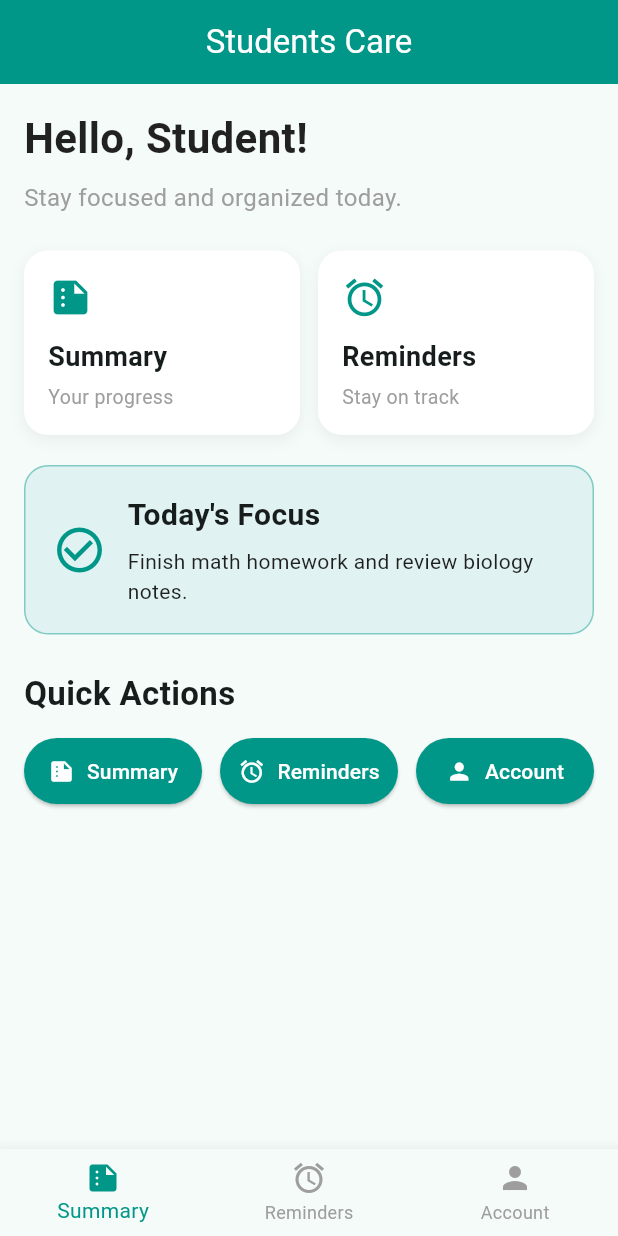
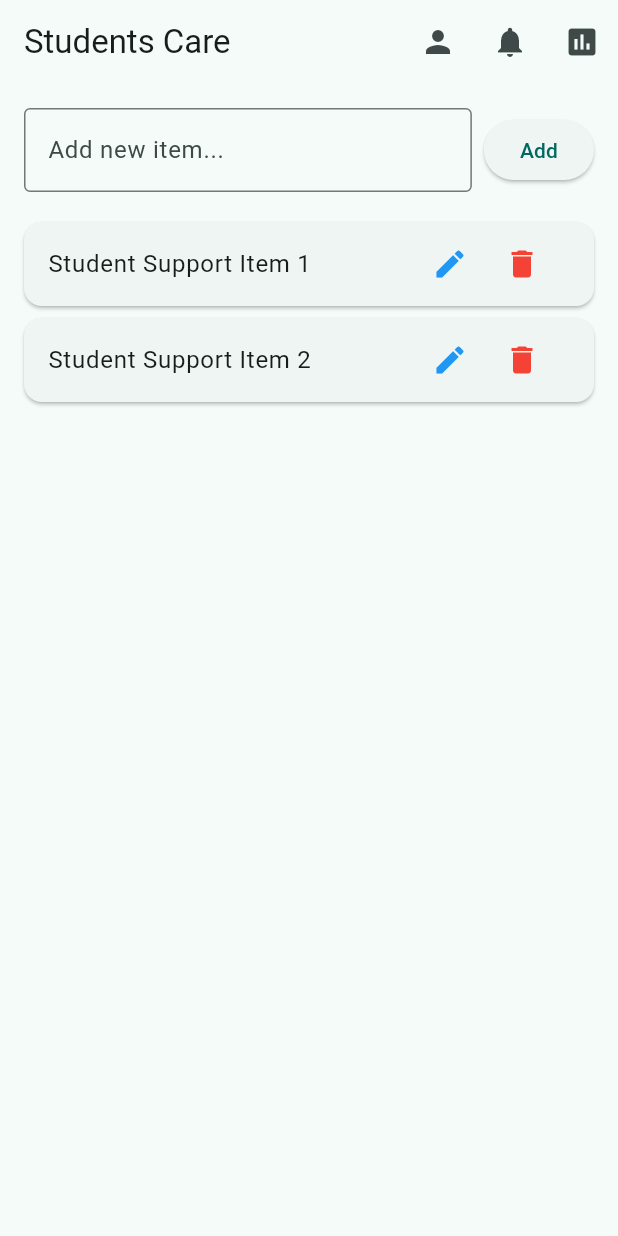
Before and after one commit to Nabilah278/students-care, a Flutter app: the screen it shows after launch, on a phone screen of 412 x 824 dp. Run offline on Flutter 3.47's test engine with Material 3 defaults, Android fonts, the phone set to English and light mode, and no system bars.

Commit message:
Update home_screen.dart

```diff
--- a/lib/screens/home_screen.dart
+++ b/lib/screens/home_screen.dart
@@ -3,11 +3,75 @@ import 'package:students_care/screens/account_screen.dart';
 import 'package:students_care/screens/reminders_screen.dart';
 import 'package:students_care/screens/summary_screen.dart';
 
-class HomeScreen extends StatelessWidget {
+class HomeScreen extends StatefulWidget {
   const HomeScreen({super.key});
 
-  void _openScreen(BuildContext context, Widget screen) {
-    Navigator.push(context, MaterialPageRoute(builder: (context) => screen));
+  @override
+  State<HomeScreen> createState() => _HomeScreenState();
+}
+
+class _HomeScreenState extends State<HomeScreen> {
+  final List<String> _items = ['Student Support Item 1', 'Student Support Item 2'];
+
+  final TextEditingController _addController = TextEditingController();
+  final TextEditingController _editController = TextEditingController();
+
+  @override
+  void dispose() {
+    _addController.dispose();
+    _editController.dispose();
+    super.dispose();
+  }
+
+  void _addItem() {
+    if (_addController.text.trim().isEmpty) {
+      ScaffoldMessenger.of(context).showSnackBar(
+        const SnackBar(content: Text('Please enter an item name!')),
+      );
+      return;
+    }
+    setState(() {
+      _items.add(_addController.text.trim());
+      _addController.clear();
+    });
+  }
+
+  void _showEditDialog(int index) {
+    _editController.text = _items[index];
+
+    showDialog(
+      context: context,
+      builder: (context) => AlertDialog(
+        title: const Text('Edit Item'),
+        content: TextField(
+          controller: _editController,
+          decoration: const InputDecoration(labelText: 'Update Details'),
+        ),
+        actions: [
+          TextButton(
+            onPressed: () => Navigator.pop(context),
+            child: const Text('Cancel'),
+          ),
+          ElevatedButton(
+            onPressed: () {
+              if (_editController.text.trim().isNotEmpty) {
+                setState(() {
+                  _items[index] = _editController.text.trim();
+                });
+                Navigator.pop(context);
+              }
+            },
+            child: const Text('Save'),
+          ),
+        ],
+      ),
+    );
+  }
+
+  void _deleteItem(int index) {
+    setState(() {
+      _items.removeAt(index);
+    });
   }
 
   @override
@@ -15,241 +79,96 @@ class HomeScreen extends StatelessWidget {
     return Scaffold(
       appBar: AppBar(
         title: const Text('Students Care'),
-        centerTitle: true,
-        backgroundColor: Colors.teal,
-        foregroundColor: Colors.white,
+        actions: [
+          IconButton(
+            icon: const Icon(Icons.person),
+            tooltip: 'Account',
+            onPressed: () {
+              Navigator.push(
+                context,
+                MaterialPageRoute(builder: (context) => const AccountScreen(studentName: '',)),
+              );
+            },
           ),
-      body: SafeArea(
-        child: SingleChildScrollView(
+          IconButton(
+            icon: const Icon(Icons.notifications),
+            tooltip: 'Reminders',
+            onPressed: () {
+              Navigator.push(
+                context,
+                MaterialPageRoute(builder: (context) => const RemindersScreen(title: '', reminders: [],)),
+              );
+            },
+          ),
+          IconButton(
+            icon: const Icon(Icons.assessment),
+            tooltip: 'Summary',
+            onPressed: () {
+              Navigator.push(
+                context,
+                MaterialPageRoute(builder: (context) => const SummaryScreen(title: '', message: '',)),
+              );
+            },
+          ),
+        ],
+      ),
+      body: Padding(
         padding: const EdgeInsets.all(16.0),
         child: Column(
-            crossAxisAlignment: CrossAxisAlignment.start,
           children: [
-              const Text(
-                'Hello, Student!',
-                style: TextStyle(
-                  fontSize: 28,
-                  fontWeight: FontWeight.bold,
-                  color: Colors.black87,
-                ),
-              ),
-              const SizedBox(height: 8),
-              const Text(
-                'Stay focused and organized today.',
-                style: TextStyle(fontSize: 16, color: Colors.grey),
-              ),
-              const SizedBox(height: 24),
-
             Row(
               children: [
                 Expanded(
-                    child: _buildInfoCard(
-                      title: 'Summary',
-                      subtitle: 'Your progress',
-                      icon: Icons.summarize,
+                  child: TextField(
+                    controller: _addController,
+                    decoration: const InputDecoration(
+                      hintText: 'Add new item...',
+                      border: OutlineInputBorder(),
                     ),
                   ),
-                  const SizedBox(width: 12),
-                  Expanded(
-                    child: _buildInfoCard(
-                      title: 'Reminders',
-                      subtitle: 'Stay on track',
-                      icon: Icons.alarm,
                 ),
+                const SizedBox(width: 8),
+                ElevatedButton(
+                  onPressed: _addItem,
+                  child: const Text('Add'),
                 ),
               ],
             ),
+            const SizedBox(height: 16),
 
-              const SizedBox(height: 20),
-
-              Container(
-                width: double.infinity,
-                padding: const EdgeInsets.all(18),
-                decoration: BoxDecoration(
-                  color: Colors.teal.shade50,
-                  borderRadius: BorderRadius.circular(16),
-                  border: Border.all(color: Colors.teal.shade200),
+            Expanded(
+              child: _items.isEmpty
+                  ? const Center(child: Text('No items found.'))
+                  : ListView.builder(
+                      itemCount: _items.length,
+                      itemBuilder: (context, index) {
+                        return Card(
+                          margin: const EdgeInsets.symmetric(vertical: 4),
+                          child: ListTile(
+                            title: Text(_items[index]),
+                            trailing: Row(
+                              mainAxisSize: MainAxisSize.min,
+                              children: [
+                                // EDIT BUTTON
+                                IconButton(
+                                  icon: const Icon(Icons.edit, color: Colors.blue),
+                                  onPressed: () => _showEditDialog(index),
                                 ),
-                child: Row(
-                  children: [
-                    const Icon(
-                      Icons.check_circle_outline,
-                      size: 36,
-                      color: Colors.teal,
+                                // DELETE BUTTON
+                                IconButton(
+                                  icon: const Icon(Icons.delete, color: Colors.red),
+                                  onPressed: () => _deleteItem(index),
                                 ),
-                    const SizedBox(width: 14),
-                    Expanded(
-                      child: Column(
-                        crossAxisAlignment: CrossAxisAlignment.start,
-                        children: const [
-                          Text(
-                            "Today's Focus",
-                            style: TextStyle(
-                              fontSize: 20,
-                              fontWeight: FontWeight.bold,
+                              ],
                             ),
                           ),
-                          SizedBox(height: 6),
-                          Text(
-                            'Finish math homework and review biology notes.',
-                            style: TextStyle(
-                              fontSize: 14,
-                              color: Colors.black87,
+                        );
+                      },
                     ),
             ),
           ],
         ),
       ),
-                  ],
-                ),
-              ),
-
-              const SizedBox(height: 24),
-
-              const Text(
-                'Quick Actions',
-                style: TextStyle(fontSize: 22, fontWeight: FontWeight.bold),
-              ),
-              const SizedBox(height: 12),
-
-              Row(
-                children: [
-                  Expanded(
-                    child: _buildNavigationButton(
-                      context: context,
-                      label: 'Summary',
-                      icon: Icons.summarize,
-                      screen: const SummaryScreen(
-                        title: 'Summary',
-                        message: 'You are making great progress. Keep up the good work!',
-                      ),
-                    ),
-                  ),
-                  const SizedBox(width: 12),
-                  Expanded(
-                    child: _buildNavigationButton(
-                      context: context,
-                      label: 'Reminders',
-                      icon: Icons.alarm,
-                      screen: const RemindersScreen(
-                        title: 'Reminders',
-                        reminders: [
-                          'Math homework',
-                          'Science quiz',
-                          'Project deadline',
-                        ],
-                      ),
-                    ),
-                  ),
-                  const SizedBox(width: 12),
-                  Expanded(
-                    child: _buildNavigationButton(
-                      context: context,
-                      label: 'Account',
-                      icon: Icons.person,
-                      screen: const AccountScreen(studentName: 'Student'),
-                    ),
-                  ),
-                ],
-              ),
-            ],
-          ),
-        ),
-      ),
-      bottomNavigationBar: BottomNavigationBar(
-        selectedItemColor: Colors.teal,
-        unselectedItemColor: Colors.grey,
-        type: BottomNavigationBarType.fixed,
-        onTap: (index) {
-          if (index == 0) {
-            _openScreen(
-              context,
-              const SummaryScreen(
-                title: 'Summary',
-                message:
-                    'You are making great progress. Keep up the good work!',
-              ),
-            );
-          } else if (index == 1) {
-            _openScreen(
-              context,
-              const RemindersScreen(
-                title: 'Reminders',
-                reminders: [
-                  'Math homework',
-                  'Science quiz',
-                  'Project deadline',
-                ],
-              ),
-            );
-          } else if (index == 2) {
-            _openScreen(context, const AccountScreen(studentName: 'Student'));
-          }
-        },
-        items: const [
-          BottomNavigationBarItem(
-            icon: Icon(Icons.summarize),
-            label: 'Summary',
-          ),
-          BottomNavigationBarItem(icon: Icon(Icons.alarm), label: 'Reminders'),
-          BottomNavigationBarItem(icon: Icon(Icons.person), label: 'Account'),
-        ],
-      ),
-    );
-  }
-
-  Widget _buildInfoCard({
-    required String title,
-    required String subtitle,
-    required IconData icon,
-  }) {
-    return Container(
-      padding: const EdgeInsets.all(16),
-      decoration: BoxDecoration(
-        color: Colors.white,
-        borderRadius: BorderRadius.circular(16),
-        boxShadow: [
-          BoxShadow(
-            color: Colors.grey.withValues(alpha: 0.15),
-            blurRadius: 8,
-            offset: const Offset(0, 3),
-          ),
-        ],
-      ),
-      child: Column(
-        crossAxisAlignment: CrossAxisAlignment.start,
-        children: [
-          Icon(icon, size: 30, color: Colors.teal),
-          const SizedBox(height: 12),
-          Text(
-            title,
-            style: const TextStyle(fontSize: 18, fontWeight: FontWeight.bold),
-          ),
-          const SizedBox(height: 4),
-          Text(
-            subtitle,
-            style: const TextStyle(fontSize: 13, color: Colors.grey),
-          ),
-        ],
-      ),
-    );
-  }
-
-  Widget _buildNavigationButton({
-    required BuildContext context,
-    required String label,
-    required IconData icon,
-    required Widget screen,
-  }) {
-    return ElevatedButton.icon(
-      onPressed: () => _openScreen(context, screen),
-      icon: Icon(icon),
-      label: Text(label),
-      style: ElevatedButton.styleFrom(
-        backgroundColor: Colors.teal,
-        foregroundColor: Colors.white,
-        padding: const EdgeInsets.symmetric(vertical: 12),
-      ),
     );
   }
 }
```
Lines whose indentation alone changed are shown as unchanged.
